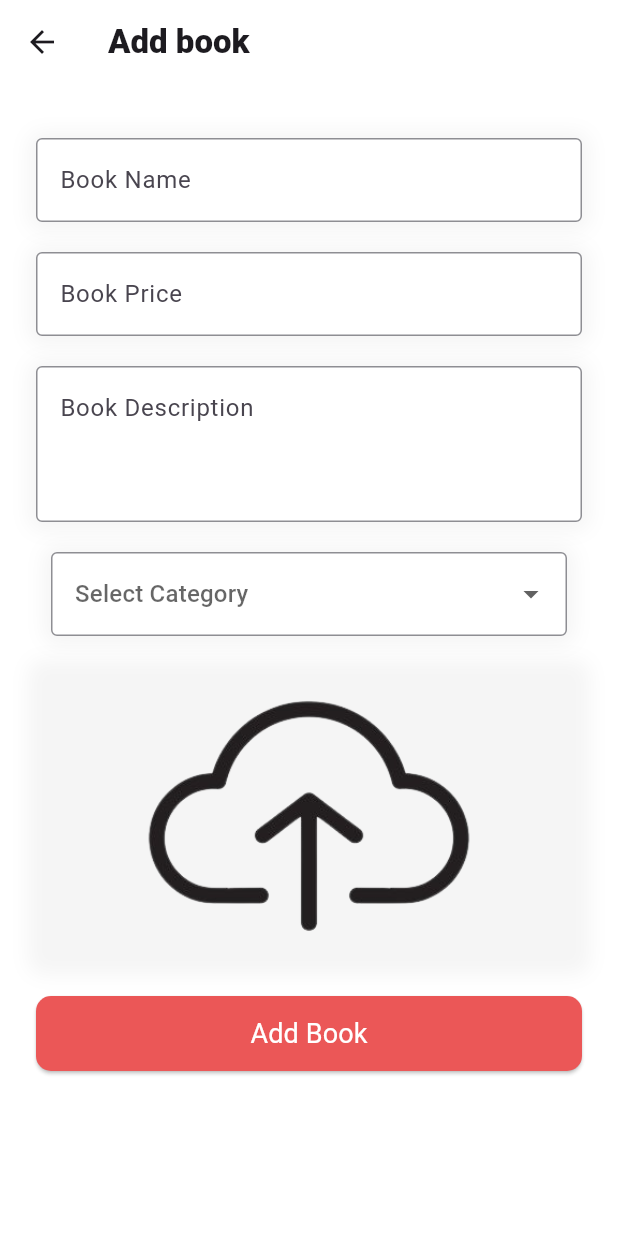
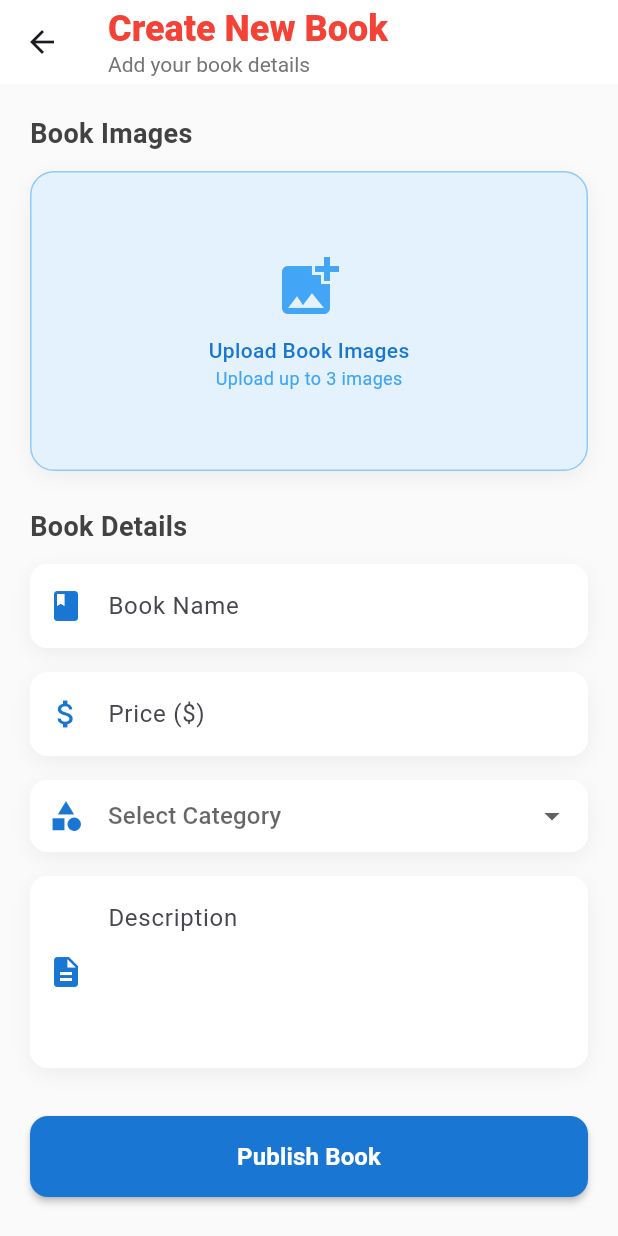
Before and after one commit to jonik2909/book-store, a Flutter app: the CreateBook screen opened directly, on a phone screen of 412 x 824 dp. Run offline on Flutter 3.47's test engine with Material 3 defaults, Android fonts, the phone set to English and light mode, and no system bars; our stand-ins replace carousel_slider, flutter_dotenv, get, google_fonts, image_picker and 2 more; missing offline and left inert: dart:ffi, epub_view, insta_image_viewer; accounts and stored records are empty; network calls fail.

Commit message:
fix: modify create book

```diff
--- a/lib/pages/author_panel/author_books.dart
+++ b/lib/pages/author_panel/author_books.dart
@@ -1,3 +1,5 @@
+// ignore_for_file: prefer_const_constructors
+
 import 'package:book_store/controller/author.controller.dart';
 import 'package:flutter/material.dart';
 import 'package:flutter_dotenv/flutter_dotenv.dart';
@@ -17,9 +19,26 @@ class AuthorBooks extends StatelessWidget {
         scrolledUnderElevation: 0,
         backgroundColor: Colors.white,
         centerTitle: false,
-        title: Text(
-          'My Books',
-          style: TextStyle(fontWeight: FontWeight.w800),
+        title: Column(
+          crossAxisAlignment: CrossAxisAlignment.start,
+          children: [
+            Text(
+              'My Books',
+              style: TextStyle(
+                fontWeight: FontWeight.w800,
+                color: Colors.red,
+                fontSize: 24,
+              ),
+            ),
+            Text(
+              'Controll your books',
+              style: TextStyle(
+                fontSize: 14,
+                color: Colors.grey[600],
+                fontWeight: FontWeight.w400,
+              ),
+            ),
+          ],
         ),
       ),
       body: Obx(
--- a/lib/pages/author_panel/author_panel.dart
+++ b/lib/pages/author_panel/author_panel.dart
@@ -23,7 +23,7 @@ class AuthorPanel extends StatelessWidget {
               'Author Panel',
               style: TextStyle(
                 fontWeight: FontWeight.w800,
-                color: Colors.blue[900],
+                color: Colors.red,
                 fontSize: 24,
               ),
             ),
--- a/lib/pages/author_panel/create_book.dart
+++ b/lib/pages/author_panel/create_book.dart
@@ -1,4 +1,4 @@
-// ignore_for_file: prefer_const_constructors, prefer_const_literals_to_create_immutables
+// ignore_for_file: prefer_const_constructors
 
 import 'package:book_store/controller/author.controller.dart';
 import 'package:book_store/models/NewBook.dart';
@@ -20,7 +20,7 @@ class CreateBook extends StatelessWidget {
     final bookDesc = TextEditingController();
     final bookCategory = TextEditingController();
 
-    void handleSubmit() async {
+    Future<void> handleSubmit() async {
       try {
         if (bookName.text.isEmpty ||
             bookPrice.text.isEmpty ||
@@ -64,7 +64,6 @@ class CreateBook extends StatelessWidget {
               : null,
         });
 
-        // Show success message
         Get.snackbar(
           'Success',
           'Book created successfully',
@@ -73,8 +72,6 @@ class CreateBook extends StatelessWidget {
           colorText: Colors.white,
         );
 
-        // // Add a small delay before navigation
-        // await Future.delayed(Duration(milliseconds: 1000));
         Navigator.pop(context);
       } catch (e) {
         Get.snackbar(
@@ -88,148 +85,261 @@ class CreateBook extends StatelessWidget {
     }
 
     return Scaffold(
-      backgroundColor: Colors.white,
+      backgroundColor: Colors.grey[50],
       appBar: AppBar(
+        elevation: 0,
         scrolledUnderElevation: 0,
         backgroundColor: Colors.white,
         centerTitle: false,
-        title: Text(
-          'Add book',
-          style: TextStyle(fontWeight: FontWeight.w800),
+        title: Column(
+          crossAxisAlignment: CrossAxisAlignment.start,
+          children: [
+            Text(
+              'Create New Book',
+              style: TextStyle(
+                fontWeight: FontWeight.w800,
+                color: Colors.red,
+                fontSize: 24,
               ),
             ),
-      body: Padding(
-        padding: EdgeInsets.all(16.0),
-        child: SingleChildScrollView(
-          child: Padding(
-            padding: const EdgeInsets.only(left: 8, right: 8, bottom: 50),
-            child: Column(
-              children: [
-                SizedBox(height: 20),
-                inputField(
-                  label: 'Book Name',
-                  controller: bookName,
-                  onChanged: (value) {},
+            Text(
+              'Add your book details',
+              style: TextStyle(
+                fontSize: 14,
+                color: Colors.grey[600],
+                fontWeight: FontWeight.w400,
               ),
-                SizedBox(height: 20),
-                inputField(
-                  label: 'Book Price',
-                  controller: bookPrice,
-                  keyboardType: TextInputType.number,
-                  onChanged: (value) {},
-                ),
-                SizedBox(height: 20),
-                inputField(
-                  label: 'Book Description',
-                  controller: bookDesc,
-                  maxLines: 3,
-                  onChanged: (value) {},
-                ),
-                SizedBox(height: 20),
-                Container(
-                  margin: EdgeInsets.symmetric(horizontal: 10),
-                  width: double.infinity,
-                  decoration: BoxDecoration(
-                    borderRadius: BorderRadius.circular(10),
-                    boxShadow: [
-                      BoxShadow(
-                        color: Color.fromRGBO(0, 0, 0, 0.04),
-                        spreadRadius: 5,
-                        blurRadius: 10,
-                        offset: Offset(0, 1),
             ),
           ],
         ),
+      ),
+      body: SingleChildScrollView(
+        child: Padding(
+          padding: EdgeInsets.all(20),
+          child: Column(
+            crossAxisAlignment: CrossAxisAlignment.start,
+            children: [
+              _buildSectionTitle('Book Images'),
+              SizedBox(height: 12),
+              Container(
+                decoration: BoxDecoration(
+                  color: Colors.white,
+                  borderRadius: BorderRadius.circular(16),
+                  boxShadow: [
+                    BoxShadow(
+                      color: Colors.black.withOpacity(0.05),
+                      blurRadius: 10,
+                      offset: Offset(0, 4),
+                    ),
+                  ],
+                ),
+                child: Obx(() => authorController.selectedImages.isEmpty
+                    ? GestureDetector(
+                        onTap: authorController.pickMultipleImages,
+                        child: Container(
+                          height: 200,
+                          width: double.infinity,
+                          decoration: BoxDecoration(
+                            color: Colors.blue[50],
+                            borderRadius: BorderRadius.circular(16),
+                            border: Border.all(color: Colors.blue[200]!),
+                          ),
+                          child: Column(
+                            mainAxisAlignment: MainAxisAlignment.center,
+                            children: [
+                              Icon(Icons.add_photo_alternate,
+                                  size: 48, color: Colors.blue[400]),
+                              SizedBox(height: 8),
+                              Text(
+                                'Upload Book Images',
+                                style: TextStyle(
+                                  color: Colors.blue[700],
+                                  fontWeight: FontWeight.w500,
+                                ),
+                              ),
+                              Text(
+                                'Upload up to 3 images',
+                                style: TextStyle(
+                                  color: Colors.blue[400],
+                                  fontSize: 12,
+                                ),
+                              ),
+                            ],
+                          ),
+                        ),
+                      )
+                    : _buildImageList(authorController)),
+              ),
+              SizedBox(height: 24),
+              _buildSectionTitle('Book Details'),
+              SizedBox(height: 12),
+              _buildInputField(
+                label: 'Book Name',
+                controller: bookName,
+                prefixIcon: Icons.book,
+              ),
+              SizedBox(height: 16),
+              _buildInputField(
+                label: 'Price (\$)',
+                controller: bookPrice,
+                keyboardType: TextInputType.number,
+                prefixIcon: Icons.attach_money,
+              ),
+              SizedBox(height: 16),
+              Container(
+                decoration: _buildBoxDecoration(),
                 child: DropdownButtonFormField<String>(
                   value: bookCategory.text.isEmpty ? null : bookCategory.text,
                   decoration: InputDecoration(
+                    prefixIcon: Icon(Icons.category, color: Colors.blue[700]),
+                    contentPadding:
+                        EdgeInsets.symmetric(horizontal: 16, vertical: 8),
+                    border: OutlineInputBorder(
+                      borderRadius: BorderRadius.circular(12),
+                      borderSide: BorderSide.none,
+                    ),
                     filled: true,
                     fillColor: Colors.white,
-                      enabledBorder: OutlineInputBorder(
-                        borderSide: BorderSide(
-                          color: Color(0xff8E8E93),
-                        ),
-                      ),
-                      border: OutlineInputBorder(
-                        borderRadius: BorderRadius.circular(5),
-                      ),
                   ),
                   hint: Text('Select Category'),
-                    isExpanded: true,
-                    onChanged: (String? newValue) {
-                      if (newValue != null) {
-                        bookCategory.text = newValue;
-                      }
-                    },
-                    items:
-                        _categories.map<DropdownMenuItem<String>>((category) {
+                  items: _categories.map<DropdownMenuItem<String>>((category) {
                     final value = category.toString().split('.').last;
                     return DropdownMenuItem<String>(
                       value: value,
                       child: Text(value),
                     );
                   }).toList(),
+                  onChanged: (String? newValue) {
+                    if (newValue != null) bookCategory.text = newValue;
+                  },
                 ),
               ),
+              SizedBox(height: 16),
+              _buildInputField(
+                label: 'Description',
+                controller: bookDesc,
+                maxLines: 4,
+                prefixIcon: Icons.description,
+              ),
+              SizedBox(height: 32),
+              Obx(() => SizedBox(
+                    width: double.infinity,
+                    height: 54,
+                    child: ElevatedButton(
+                      onPressed: authorController.isLoading.value
+                          ? null
+                          : handleSubmit,
+                      style: ElevatedButton.styleFrom(
+                        backgroundColor: Colors.blue[700],
+                        shape: RoundedRectangleBorder(
+                          borderRadius: BorderRadius.circular(12),
+                        ),
+                        elevation: 2,
+                      ),
+                      child: authorController.isLoading.value
+                          ? CircularProgressIndicator(color: Colors.white)
+                          : Text(
+                              'Publish Book',
+                              style: TextStyle(
+                                color: Colors.white,
+                                fontSize: 16,
+                                fontWeight: FontWeight.w600,
+                              ),
+                            ),
+                    ),
+                  )),
               SizedBox(height: 20),
-                Container(
-                  width: double.infinity,
-                  decoration: BoxDecoration(
-                    borderRadius: BorderRadius.circular(10),
+            ],
+          ),
+        ),
+      ),
+    );
+  }
+
+  Widget _buildSectionTitle(String title) {
+    return Text(
+      title,
+      style: TextStyle(
+        fontSize: 18,
+        fontWeight: FontWeight.w700,
+        color: Colors.grey[800],
+      ),
+    );
+  }
+
+  Widget _buildInputField({
+    required String label,
+    required TextEditingController controller,
+    TextInputType keyboardType = TextInputType.text,
+    int maxLines = 1,
+    required IconData prefixIcon,
+  }) {
+    return Container(
+      decoration: _buildBoxDecoration(),
+      child: TextField(
+        controller: controller,
+        keyboardType: keyboardType,
+        maxLines: maxLines,
+        decoration: InputDecoration(
+          prefixIcon: Icon(prefixIcon, color: Colors.blue[700]),
+          hintText: label,
+          contentPadding: EdgeInsets.symmetric(horizontal: 16, vertical: 16),
+          border: OutlineInputBorder(
+            borderRadius: BorderRadius.circular(12),
+            borderSide: BorderSide.none,
+          ),
+          filled: true,
+          fillColor: Colors.white,
+        ),
+      ),
+    );
+  }
+
+  BoxDecoration _buildBoxDecoration() {
+    return BoxDecoration(
+      color: Colors.white,
+      borderRadius: BorderRadius.circular(12),
       boxShadow: [
         BoxShadow(
-                        color: Color.fromRGBO(0, 0, 0, 0.04),
-                        spreadRadius: 5,
+          color: Colors.black.withOpacity(0.05),
           blurRadius: 10,
-                        offset: Offset(0, 1),
+          offset: Offset(0, 4),
         ),
       ],
-                  ),
-                  child: Obx(() => authorController.selectedImages.isEmpty
-                      ? GestureDetector(
-                          onTap: authorController.pickMultipleImages,
-                          child: Image.asset(
-                            'lib/assets/upload_img.png',
-                            width: double.infinity,
-                            height: 200,
-                            fit: BoxFit.cover,
-                          ),
-                        )
-                      : Column(
+    );
+  }
+
+  Widget _buildImageList(AuthorController controller) {
+    return Column(
       children: [
         Container(
           height: 200,
           child: ListView.builder(
             scrollDirection: Axis.horizontal,
-                                itemCount: authorController
-                                        .selectedImages.length +
-                                    (authorController.selectedImages.length < 3
-                                        ? 1
-                                        : 0),
+            itemCount: controller.selectedImages.length +
+                (controller.selectedImages.length < 3 ? 1 : 0),
             itemBuilder: (context, index) {
-                                  if (index ==
-                                      authorController.selectedImages.length) {
-                                    // Add more button (only shown if less than 3 images)
+              if (index == controller.selectedImages.length) {
                 return GestureDetector(
-                                      onTap:
-                                          authorController.pickMultipleImages,
+                  onTap: controller.pickMultipleImages,
                   child: Container(
                     width: 150,
                     margin: EdgeInsets.all(8),
                     decoration: BoxDecoration(
-                                          border:
-                                              Border.all(color: Colors.grey),
-                                          borderRadius:
-                                              BorderRadius.circular(8),
+                      color: Colors.blue[50],
+                      borderRadius: BorderRadius.circular(12),
+                      border: Border.all(color: Colors.blue[200]!),
                     ),
                     child: Column(
-                                          mainAxisAlignment:
-                                              MainAxisAlignment.center,
+                      mainAxisAlignment: MainAxisAlignment.center,
                       children: [
                         Icon(Icons.add_photo_alternate,
-                                                size: 40),
+                            size: 32, color: Colors.blue[400]),
+                        SizedBox(height: 8),
                         Text(
-                                                'Add More\n(${3 - authorController.selectedImages.length} left)'),
+                          '${3 - controller.selectedImages.length} more',
+                          style: TextStyle(color: Colors.blue[700]),
+                        ),
                       ],
                     ),
                   ),
@@ -240,31 +350,21 @@ class CreateBook extends StatelessWidget {
                 children: [
                   Container(
                     width: 150,
-                                        height: 200,
                     margin: EdgeInsets.all(8),
                     decoration: BoxDecoration(
-                                          borderRadius:
-                                              BorderRadius.circular(8),
+                      borderRadius: BorderRadius.circular(12),
                       image: DecorationImage(
-                                            image: FileImage(
-                                              authorController
-                                                  .selectedImages[index],
-                                            ),
+                        image: FileImage(controller.selectedImages[index]),
                         fit: BoxFit.cover,
                       ),
                     ),
                   ),
                   Positioned(
-                                        top: 0,
-                                        right: 0,
+                    top: 4,
+                    right: 4,
                     child: IconButton(
-                                          icon: Icon(
-                                            Icons.cancel,
-                                            color: Colors.red,
-                                          ),
-                                          onPressed: () {
-                                            authorController.removeImage(index);
-                                          },
+                      icon: Icon(Icons.cancel, color: Colors.red[400]),
+                      onPressed: () => controller.removeImage(index),
                     ),
                   ),
                 ],
@@ -272,89 +372,7 @@ class CreateBook extends StatelessWidget {
             },
           ),
         ),
-                            Padding(
-                              padding: const EdgeInsets.all(8.0),
-                              child: Text(
-                                'Upload up to 3 images (${authorController.selectedImages.length}/3)',
-                                style: TextStyle(
-                                  color: Colors.grey[600],
-                                  fontSize: 12,
-                                ),
-                              ),
-                            ),
       ],
-                        )),
-                ),
-                SizedBox(height: 20),
-                Obx(() => SizedBox(
-                      width: double.infinity,
-                      height: 50,
-                      child: ElevatedButton(
-                        onPressed: authorController.isLoading.value
-                            ? null
-                            : handleSubmit,
-                        style: ElevatedButton.styleFrom(
-                          backgroundColor: Color(0xffEB5757),
-                          shape: RoundedRectangleBorder(
-                            borderRadius: BorderRadius.circular(10),
-                          ),
-                        ),
-                        child: authorController.isLoading.value
-                            ? CircularProgressIndicator(color: Colors.white)
-                            : Text(
-                                'Add Book',
-                                style: TextStyle(
-                                  color: Colors.white,
-                                  fontSize: 18,
-                                  fontWeight: FontWeight.w400,
-                                ),
-                              ),
-                      ),
-                    )),
-              ],
-            ),
-          ),
-        ),
-      ),
-    );
-  }
-
-  Widget inputField({
-    required String label,
-    required TextEditingController controller,
-    TextInputType keyboardType = TextInputType.text,
-    int maxLines = 1,
-    required Function(String) onChanged,
-  }) {
-    return Container(
-      decoration: BoxDecoration(
-        borderRadius: BorderRadius.circular(10),
-        boxShadow: [
-          BoxShadow(
-            color: Color.fromRGBO(0, 0, 0, 0.04),
-            spreadRadius: 5,
-            blurRadius: 10,
-            offset: Offset(0, 1),
-          ),
-        ],
-      ),
-      child: TextField(
-        controller: controller,
-        keyboardType: keyboardType,
-        maxLines: maxLines,
-        decoration: InputDecoration(
-          filled: true,
-          fillColor: Colors.white,
-          hintText: label,
-          enabledBorder: OutlineInputBorder(
-              borderSide: BorderSide(
-            color: Color(0xff8E8E93),
-          )),
-          border: OutlineInputBorder(
-            borderRadius: BorderRadius.circular(5),
-          ),
-        ),
-      ),
     );
   }
 }
```
Lines whose indentation alone changed are shown as unchanged.
